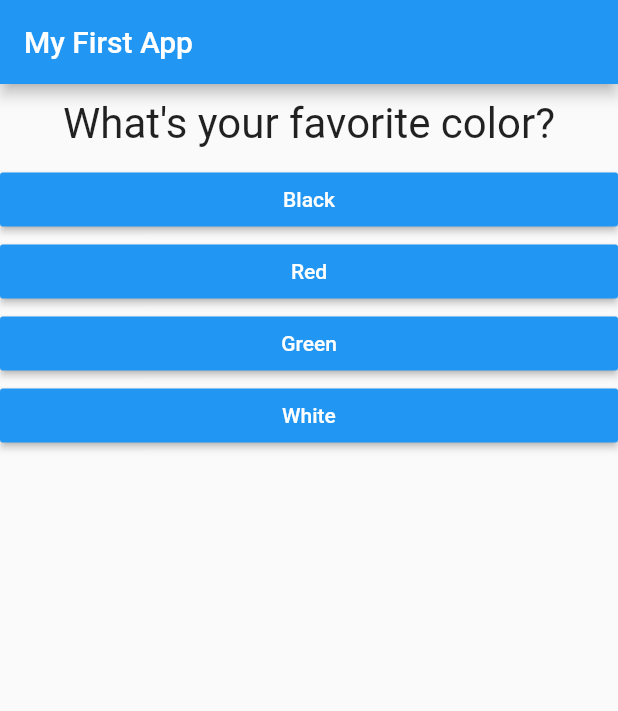
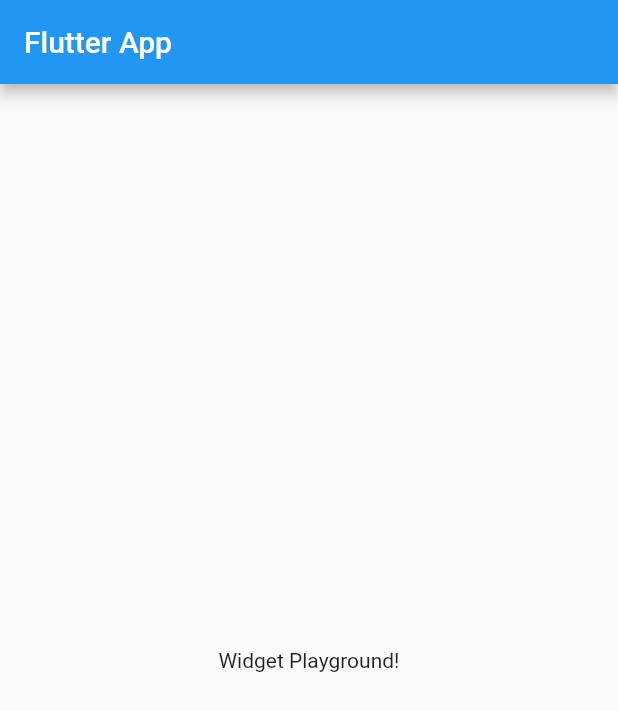
Before and after one commit to Zorgatone/flutter_complete_guide, a Flutter app: the screen it shows after launch, on a phone screen of 412 x 824 dp. Shown: the top 711 px of the screen. Run offline on Flutter 3.47's test engine with Material 2 defaults, Android fonts, the phone set to English and light mode, and no system bars.

```diff
--- a/lib/answer.dart
+++ /dev/null
@@ -1,23 +0,0 @@
-import 'package:flutter/material.dart';
-
-typedef _VoidFunction = void Function();
-
-class Answer extends StatelessWidget {
-  final _VoidFunction _onPressed;
-  final String _answerText;
-
-  Answer(this._answerText, {_VoidFunction onPressed}) : _onPressed = onPressed;
-
-  @override
-  Widget build(BuildContext context) {
-    return Container(
-      width: double.infinity,
-      child: RaisedButton(
-        color: Colors.blue,
-        textColor: Colors.white,
-        child: Text(_answerText),
-        onPressed: _onPressed,
-      ),
-    );
-  }
-}
--- a/lib/main.dart
+++ b/lib/main.dart
@@ -1,86 +1,26 @@
 import 'package:flutter/material.dart';
-
-import './quiz.dart';
-import './result.dart';
 
 void main() => runApp(MyApp());
 
-class MyApp extends StatefulWidget {
-  @override
-  State<StatefulWidget> createState() => _MyAppState();
-}
-
-class _MyAppState extends State<MyApp> {
-  static const questions = [
-    {
-      'questionText': "What's your favorite color?",
-      'answers': [
-        {'text': 'Black', 'score': 10},
-        {'text': 'Red', 'score': 5},
-        {'text': 'Green', 'score': 3},
-        {'text': 'White', 'score': 1}
-      ]
-    },
-    {
-      'questionText': "What's your favorite animal?",
-      'answers': [
-        {'text': 'Rabbit', 'score': 3},
-        {'text': 'Snake', 'score': 11},
-        {'text': 'Elephant', 'score': 5},
-        {'text': 'Lion', 'score': 9}
-      ]
-    },
-    {
-      'questionText': "Who's your favorite instructor?",
-      'answers': [
-        {'text': 'Max', 'score': 1},
-        {'text': 'Max', 'score': 1},
-        {'text': 'Max', 'score': 1},
-        {'text': 'Max', 'score': 1},
-      ]
-    },
-  ];
-
-  var _totalScore = 0;
-  var _questionIndex = 0;
-
-  void _answerQuestion(int score) {
-    setState(() {
-      _totalScore += score;
-      _questionIndex = _questionIndex + 1;
-    });
-
-    if (_questionIndex < questions.length) {
-      print('We have more questions!');
-    } else {
-      print('No more questions!');
-    }
-  }
-
-  void _resetQuiz() {
-    setState(() {
-      _questionIndex = 0;
-      _totalScore = 0;
-    });
-  }
-
+class MyApp extends StatelessWidget {
   @override
   Widget build(BuildContext context) {
     return MaterialApp(
-      home: Scaffold(
-        appBar: AppBar(
-          title: Text('My First App'),
-        ),
-        body: _questionIndex < questions.length
-            ? Quiz(
-                answerQuestion: _answerQuestion,
-                questionIndex: _questionIndex,
-                questions: questions,
-              )
-            : Result(
-                _totalScore,
-                resetHandler: _resetQuiz,
-              ),
+      title: 'Flutter App',
+      home: MyHomePage(),
+    );
+  }
+}
+
+class MyHomePage extends StatelessWidget {
+  @override
+  Widget build(BuildContext context) {
+    return Scaffold(
+      appBar: AppBar(
+        title: Text('Flutter App'),
+      ),
+      body: Center(
+        child: Text('Widget Playground!'),
       ),
     );
   }
--- a/lib/question.dart
+++ /dev/null
@@ -1,20 +0,0 @@
-import 'package:flutter/material.dart';
-
-class Question extends StatelessWidget {
-  final String _questionText;
-
-  Question(this._questionText);
-
-  @override
-  Widget build(BuildContext context) {
-    return Container(
-      width: double.infinity,
-      margin: EdgeInsets.all(10),
-      child: Text(
-        _questionText,
-        style: TextStyle(fontSize: 28),
-        textAlign: TextAlign.center,
-      ),
-    );
-  }
-}
--- a/lib/quiz.dart
+++ /dev/null
@@ -1,34 +0,0 @@
-import 'package:flutter/material.dart';
-
-import './answer.dart';
-import './question.dart';
-
-class Quiz extends StatelessWidget {
-  final List<Map<String, Object>> questions;
-  final int questionIndex;
-  final Function(int) answerQuestion;
-
-  Quiz({
-    @required this.questions,
-    @required this.answerQuestion,
-    @required this.questionIndex,
-  });
-
-  @override
-  Widget build(BuildContext context) {
-    return Column(
-      children: <Widget>[
-        Question(questions[questionIndex]['questionText']),
-        ...(questions[questionIndex]['answers'] as List<Map<String, Object>>)
-            .map(
-          (answer) {
-            return Answer(
-              answer['text'],
-              onPressed: () => answerQuestion(answer['score']),
-            );
-          },
-        ).toList(),
-      ],
-    );
-  }
-}
```
Also changed, not shown: lib/result.dart (deleted, +0 -44 lines).
